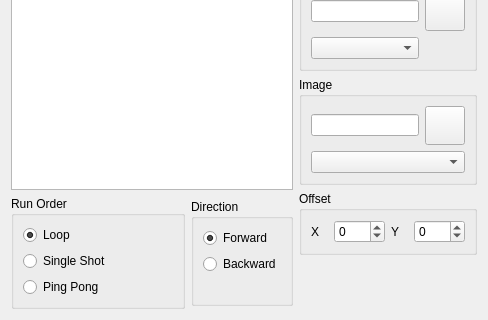
Old version of the form ui/src/rgbmatrixeditor.ui in the repository mcallegari/qlcplus; both pictures show x 0 to 488 and y 290 to 610 of the 488 by 610 pixel window.
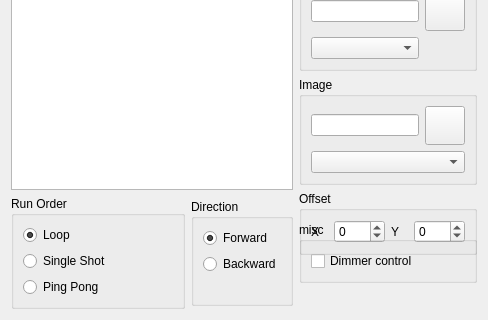
New version of the form. Icons and pictures are not drawn.

Commit message: Add a "dimmer control" checkbox in rgbmatrixproperties

Patch:
```diff
--- a/ui/src/rgbmatrixeditor.ui
+++ b/ui/src/rgbmatrixeditor.ui
@@ -248,6 +248,31 @@
    <item row="2" column="0" colspan="3">
     <widget class="QGraphicsView" name="m_preview"/>
    </item>
+   <item row="3" column="3">
+    <widget class="QGroupBox" name="m_intensityGroup">
+     <property name="sizePolicy">
+      <sizepolicy hsizetype="Preferred" vsizetype="Maximum">
+       <horstretch>0</horstretch>
+       <verstretch>0</verstretch>
+      </sizepolicy>
+     </property>
+     <property name="title">
+      <string>misc</string>
+     </property>
+     <layout class="QVBoxLayout" name="verticalLayout_4">
+      <item>
+       <widget class="QCheckBox" name="m_dimmerControlCb">
+        <property name="text">
+         <string>Dimmer control</string>
+        </property>
+        <property name="toolTip">
+         <string>Set the dimmer channel of fixtures to 100%</string>
+        </property>
+       </widget>
+      </item>
+     </layout>
+    </widget>
+   </item>
    <item row="3" column="2">
     <widget class="QGroupBox" name="m_directionGroup">
      <property name="sizePolicy">
```
The commit also changes 4 other files.
